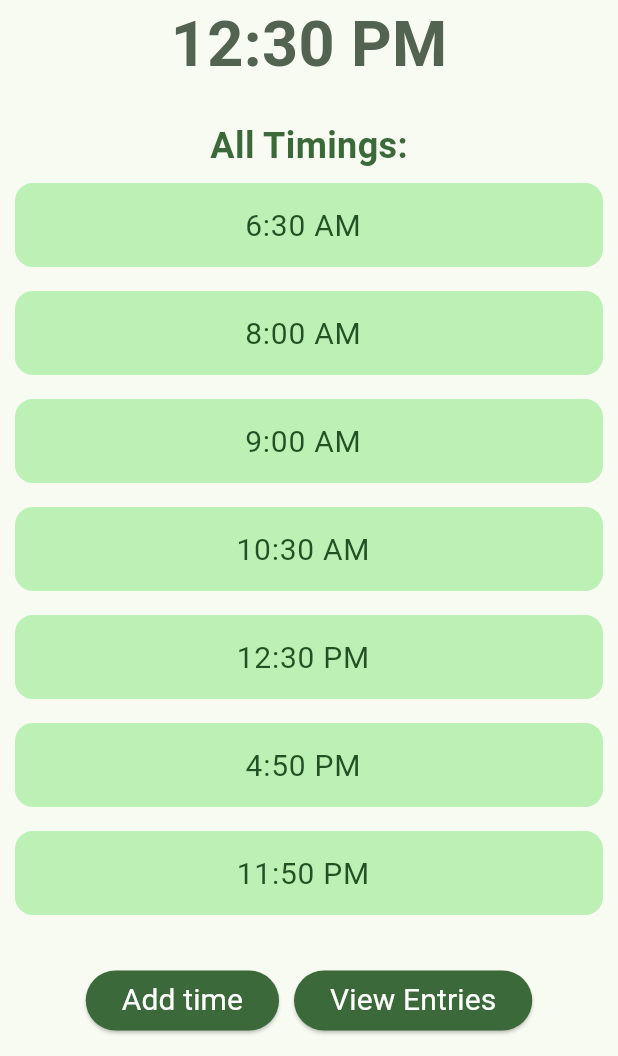
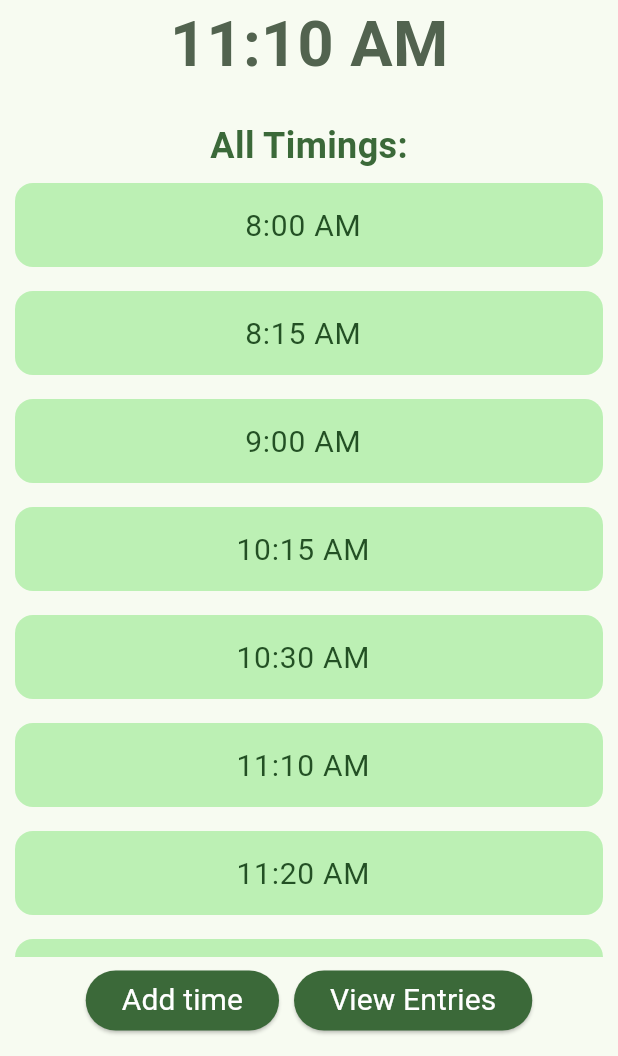
Before and after one commit to Sourish-Kanna/Next-Bus, a Flutter app: the screen it shows after launch, on a phone screen of 412 x 824 dp, the part 180-1236 px from its top. Run offline on Flutter 3.47's test engine with Material 3 defaults, Android fonts, the phone set to English and light mode, and no system bars; drawn by our look-alikes of dynamic_color, flutter_slidable.

Commit message:
Changed Backend list to dateTime

```diff
--- a/lib/bus_timing_provider.dart
+++ b/lib/bus_timing_provider.dart
@@ -3,25 +3,58 @@ import 'package:intl/intl.dart';
 
 
 class BusTimingProvider with ChangeNotifier {
-  final List<String> _busTimings = ["6:30 AM", "8:00 AM", "9:00 AM", "10:30 AM", "12:30 PM", "4:50 PM", "11:50 PM"];
-
-  List<String> get busTimings => _busTimings;
+  final List<DateTime> _busTimings = [
+    DateFormat('yyyy-MM-dd hh:mm a').parse("2024-12-13 08:00 AM"), DateFormat('yyyy-MM-dd hh:mm a').parse("2024-12-13 08:15 AM"),
+    DateFormat('yyyy-MM-dd hh:mm a').parse("2024-12-13 09:00 AM"), DateFormat('yyyy-MM-dd hh:mm a').parse("2024-12-13 10:15 AM"),
+    DateFormat('yyyy-MM-dd hh:mm a').parse("2024-12-13 10:30 AM"), DateFormat('yyyy-MM-dd hh:mm a').parse("2024-12-13 11:10 AM"),
+    DateFormat('yyyy-MM-dd hh:mm a').parse("2024-12-13 11:20 AM"), DateFormat('yyyy-MM-dd hh:mm a').parse("2024-12-13 11:30 AM"),
+    DateFormat('yyyy-MM-dd hh:mm a').parse("2024-12-13 11:45 AM"), DateFormat('yyyy-MM-dd hh:mm a').parse("2024-12-13 12:05 PM"),
+    DateFormat('yyyy-MM-dd hh:mm a').parse("2024-12-13 12:20 PM"), DateFormat('yyyy-MM-dd hh:mm a').parse("2024-12-13 12:45 PM"),
+    DateFormat('yyyy-MM-dd hh:mm a').parse("2024-12-13 12:50 PM"), DateFormat('yyyy-MM-dd hh:mm a').parse("2024-12-13 12:55 PM"),
+    DateFormat('yyyy-MM-dd hh:mm a').parse("2024-12-13 01:15 PM"), DateFormat('yyyy-MM-dd hh:mm a').parse("2024-12-13 01:30 PM"),
+    DateFormat('yyyy-MM-dd hh:mm a').parse("2024-12-13 01:40 PM"), DateFormat('yyyy-MM-dd hh:mm a').parse("2024-12-13 01:45 PM"),
+    DateFormat('yyyy-MM-dd hh:mm a').parse("2024-12-13 01:50 PM"), DateFormat('yyyy-MM-dd hh:mm a').parse("2024-12-13 01:55 PM"),
+    DateFormat('yyyy-MM-dd hh:mm a').parse("2024-12-13 02:00 PM"), DateFormat('yyyy-MM-dd hh:mm a').parse("2024-12-13 02:05 PM"),
+    DateFormat('yyyy-MM-dd hh:mm a').parse("2024-12-13 02:15 PM"), DateFormat('yyyy-MM-dd hh:mm a').parse("2024-12-13 02:30 PM"),
+    DateFormat('yyyy-MM-dd hh:mm a').parse("2024-12-13 02:50 PM"), DateFormat('yyyy-MM-dd hh:mm a').parse("2024-12-13 03:20 PM"),
+    DateFormat('yyyy-MM-dd hh:mm a').parse("2024-12-13 03:25 PM"), DateFormat('yyyy-MM-dd hh:mm a').parse("2024-12-13 03:35 PM"),
+    DateFormat('yyyy-MM-dd hh:mm a').parse("2024-12-13 03:45 PM"), DateFormat('yyyy-MM-dd hh:mm a').parse("2024-12-13 03:50 PM"),
+    DateFormat('yyyy-MM-dd hh:mm a').parse("2024-12-13 03:55 PM"), DateFormat('yyyy-MM-dd hh:mm a').parse("2024-12-13 04:00 PM"),
+    DateFormat('yyyy-MM-dd hh:mm a').parse("2024-12-13 04:10 PM"), DateFormat('yyyy-MM-dd hh:mm a').parse("2024-12-13 04:15 PM"),
+    DateFormat('yyyy-MM-dd hh:mm a').parse("2024-12-13 04:20 PM"), DateFormat('yyyy-MM-dd hh:mm a').parse("2024-12-13 04:25 PM"),
+    DateFormat('yyyy-MM-dd hh:mm a').parse("2024-12-13 04:30 PM"), DateFormat('yyyy-MM-dd hh:mm a').parse("2024-12-13 04:40 PM"),
+    DateFormat('yyyy-MM-dd hh:mm a').parse("2024-12-13 04:45 PM"), DateFormat('yyyy-MM-dd hh:mm a').parse("2024-12-13 04:55 PM"),
+    DateFormat('yyyy-MM-dd hh:mm a').parse("2024-12-13 05:00 PM"), DateFormat('yyyy-MM-dd hh:mm a').parse("2024-12-13 05:05 PM"),
+    DateFormat('yyyy-MM-dd hh:mm a').parse("2024-12-13 05:10 PM"), DateFormat('yyyy-MM-dd hh:mm a').parse("2024-12-13 05:15 PM"),
+    DateFormat('yyyy-MM-dd hh:mm a').parse("2024-12-13 05:20 PM"), DateFormat('yyyy-MM-dd hh:mm a').parse("2024-12-13 05:25 PM"),
+    DateFormat('yyyy-MM-dd hh:mm a').parse("2024-12-13 05:20 PM"), DateFormat('yyyy-MM-dd hh:mm a').parse("2024-12-13 05:30 PM"),
+    DateFormat('yyyy-MM-dd hh:mm a').parse("2024-12-13 05:40 PM"), DateFormat('yyyy-MM-dd hh:mm a').parse("2024-12-13 05:45 PM"),
+    DateFormat('yyyy-MM-dd hh:mm a').parse("2024-12-13 06:00 PM"), DateFormat('yyyy-MM-dd hh:mm a').parse("2024-12-13 06:05 PM"),
+    DateFormat('yyyy-MM-dd hh:mm a').parse("2024-12-13 06:25 PM"), DateFormat('yyyy-MM-dd hh:mm a').parse("2024-12-13 06:45 PM"),
+    DateFormat('yyyy-MM-dd hh:mm a').parse("2024-12-13 07:00 PM"), DateFormat('yyyy-MM-dd hh:mm a').parse("2024-12-13 07:10 PM"),
+    DateFormat('yyyy-MM-dd hh:mm a').parse("2024-12-13 07:30 PM"), DateFormat('yyyy-MM-dd hh:mm a').parse("2024-12-13 07:45 PM"),
+    DateFormat('yyyy-MM-dd hh:mm a').parse("2024-12-13 08:00 PM"), DateFormat('yyyy-MM-dd hh:mm a').parse("2024-12-13 08:10 PM"),
+    DateFormat('yyyy-MM-dd hh:mm a').parse("2024-12-13 09:20 PM"), DateFormat('yyyy-MM-dd hh:mm a').parse("2024-12-13 09:40 PM"),
+    DateFormat('yyyy-MM-dd hh:mm a').parse("2024-12-13 10:05 PM"),
+  ];
+  List<DateTime> get busTimings => _busTimings;
 
   void addBusTiming() {
     DateTime now = DateTime.now();
-    String newTime = DateFormat('h:mm a').format(now);
-    _busTimings.add(newTime);
+    _busTimings.add(now);
     _busTimings.sort();
     notifyListeners();
   }
 
   void deleteBusTiming(int index) {
     _busTimings.removeAt(index);
+    _busTimings.sort();
     notifyListeners();
   }
 
-  void editBusTiming(int index, String newTime) {
+  void editBusTiming(int index, DateTime newTime) {
     _busTimings[index] = newTime;
+    _busTimings.sort();
     notifyListeners();
   }
 }
--- a/lib/logics.dart
+++ b/lib/logics.dart
@@ -3,6 +3,19 @@ import 'package:flutter_slidable/flutter_slidable.dart';
 import 'package:intl/intl.dart';
 import 'package:next_bus/bus_timing_provider.dart';
 import 'package:provider/provider.dart';
+
+
+DateTime stringToDate(String time) {
+  DateTime now = DateTime.now();
+  String savedTime = "${DateFormat('yyyy-MM-dd').format(now)} $time";
+  DateTime busTime = DateFormat('yyyy-MM-dd h:mm a').parse(savedTime);
+  return busTime;
+}
+
+String dateToString(DateTime time){
+  return DateFormat('h:mm a').format(time);
+}
+
 
 class NextTime extends StatelessWidget {
   const NextTime({super.key});
@@ -14,11 +27,11 @@ class NextTime extends StatelessWidget {
 
           String getNextBus() {
             DateTime now = DateTime.now();
-            for (String time in provider.busTimings) {
-              String savedTime = "${DateFormat('yyyy-MM-dd').format(now)} $time";
-              DateTime busTime = DateFormat('yyyy-MM-dd h:mm a').parse(savedTime);
-              if (now.isBefore(busTime)) {
-                return time;
+            for (DateTime time in provider.busTimings) {
+              // String savedTime = "${DateFormat('yyyy-MM-dd').format(now)} $time";
+              // DateTime busTime = DateFormat('yyyy-MM-dd h:mm a').parse(savedTime);
+              if (now.isBefore(time)) {
+                return dateToString(time);
               }
             }
             return "No more buses today";
@@ -105,7 +118,7 @@ class ListDisplay extends StatelessWidget {
                         mainAxisAlignment: MainAxisAlignment.center,
                         children: [
                           Text(
-                            provider.busTimings[index],
+                            dateToString(provider.busTimings[index]),
                             selectionColor: Theme.of(context).colorScheme.onPrimaryContainer,
                             style: TextStyle(
                               fontSize: 20,
@@ -127,7 +140,7 @@ class ListDisplay extends StatelessWidget {
   }
 
   void _editBusTiming(BuildContext context, int index, BusTimingProvider provider) {
-    TextEditingController timeController = TextEditingController(text: provider.busTimings[index]);
+    TextEditingController timeController = TextEditingController(text: dateToString(provider.busTimings[index]));
     showDialog(
       context: context,
       builder: (context) => AlertDialog(
@@ -147,7 +160,7 @@ class ListDisplay extends StatelessWidget {
           ElevatedButton(
             onPressed: () {
               if (timeController.text.isNotEmpty) {
-                provider.editBusTiming(index, timeController.text);
+                provider.editBusTiming(index, stringToDate(timeController.text));
               }
               Navigator.pop(context);
             },
```
